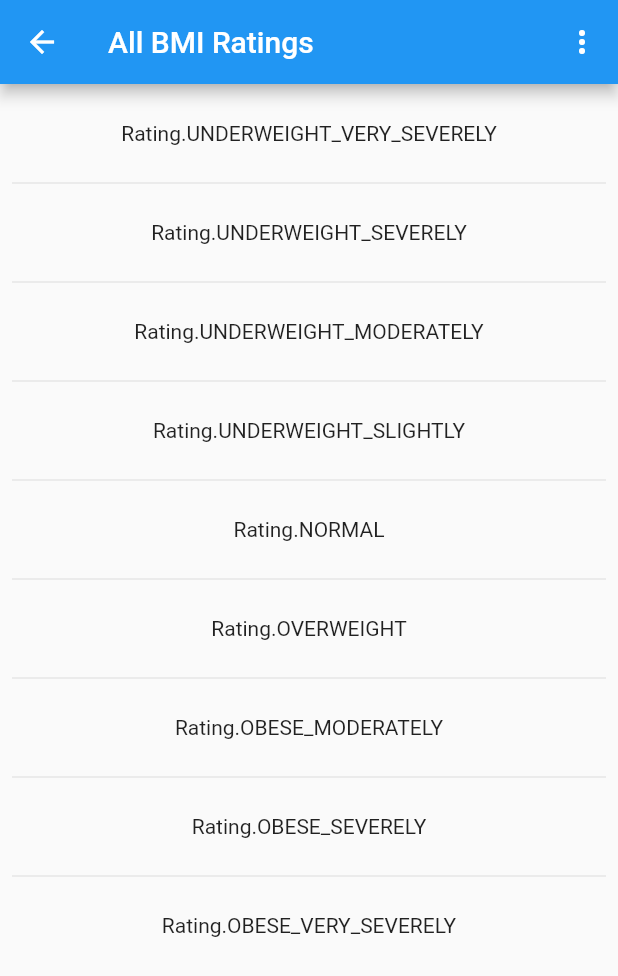
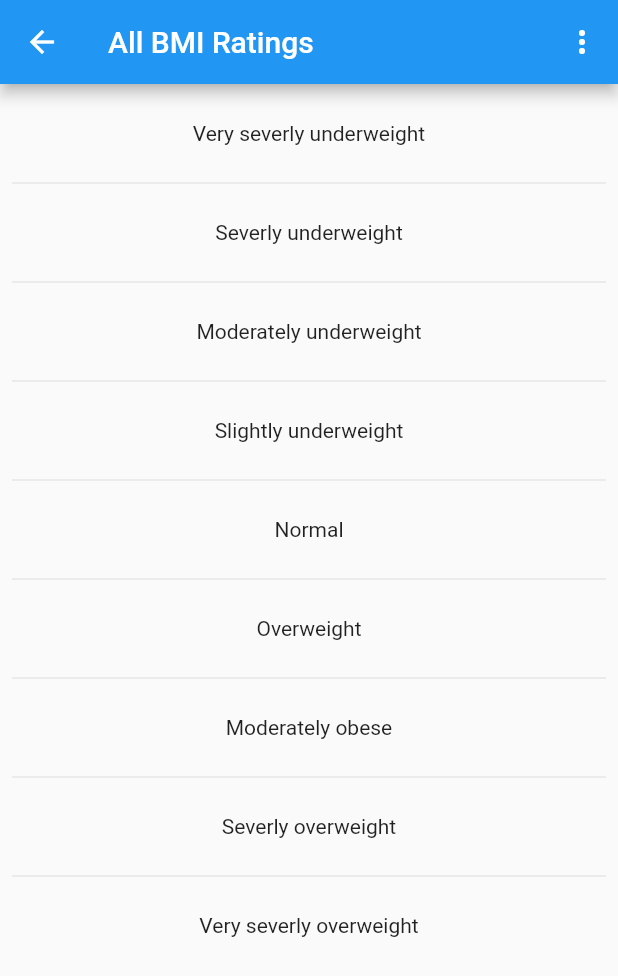
Before and after one commit to luca-hom/bmi, a Flutter app: the BmiRatingLegend screen opened directly, on a phone screen of 412 x 824 dp. Shown: the top 976 px of the screen. Run offline on Flutter 3.47's test engine with Material 2 defaults, Android fonts, the phone set to English and light mode, and no system bars; our stand-ins replace shared_preferences, sqflite, syncfusion_flutter_charts; accounts and stored records are empty; generated files the repository leaves out were written again.

Commit message:
added BMI Rating Localization

```diff
--- a/lib/application/BmiUtil.dart
+++ b/lib/application/BmiUtil.dart
@@ -1,6 +1,7 @@
 import 'dart:core';
 import 'dart:math';
-
+import 'package:flutter/cupertino.dart';
+import 'package:flutter_gen/gen_l10n/app_localizations.dart';
 
 class BmiUtil {
 
@@ -61,8 +62,36 @@ enum Rating {
   final double low;
   final double high;
 
-   static List<Rating> getDescriptions() {
+   static List<Rating> getRatings() {
      return Rating.values;
    }
 
+   static String? getDescription(Rating rating, BuildContext context) {
+     switch (rating) {
+       case UNDERWEIGHT_VERY_SEVERELY: return AppLocalizations.of(context)!.bmi0Description;
+       case UNDERWEIGHT_SEVERELY: return AppLocalizations.of(context)!.bmi1Description;
+       case UNDERWEIGHT_MODERATELY: return AppLocalizations.of(context)!.bmi2Description;
+       case UNDERWEIGHT_SLIGHTLY: return AppLocalizations.of(context)!.bmi3Description;
+       case NORMAL: return AppLocalizations.of(context)!.bmi4Description;
+       case OVERWEIGHT: return AppLocalizations.of(context)!.bmi5Description;
+       case OBESE_MODERATELY: return AppLocalizations.of(context)!.bmi6Description;
+       case OBESE_SEVERELY: return AppLocalizations.of(context)!.bmi7Description;
+       case OBESE_VERY_SEVERELY: return AppLocalizations.of(context)!.bmi8Description;
+     }
+   }
+
+  static String? getTitle(Rating rating, BuildContext context) {
+    switch (rating) {
+      case UNDERWEIGHT_VERY_SEVERELY: return AppLocalizations.of(context)!.bmi0Title;
+      case UNDERWEIGHT_SEVERELY: return AppLocalizations.of(context)!.bmi1Title;
+      case UNDERWEIGHT_MODERATELY: return AppLocalizations.of(context)!.bmi2Title;
+      case UNDERWEIGHT_SLIGHTLY: return AppLocalizations.of(context)!.bmi3Title;
+      case NORMAL: return AppLocalizations.of(context)!.bmi4Title;
+      case OVERWEIGHT: return AppLocalizations.of(context)!.bmi5Title;
+      case OBESE_MODERATELY: return AppLocalizations.of(context)!.bmi6Title;
+      case OBESE_SEVERELY: return AppLocalizations.of(context)!.bmi7Title;
+      case OBESE_VERY_SEVERELY: return AppLocalizations.of(context)!.bmi8Title;
+    }
+  }
+
 }
--- a/lib/presentation/BmiRatingLegend.dart
+++ b/lib/presentation/BmiRatingLegend.dart
@@ -1,18 +1,20 @@
+import 'package:bmi/presentation/BmiRatingDetail.dart';
 import 'package:flutter/material.dart';
+import 'package:flutter_gen/gen_l10n/app_localizations.dart';
 
 import '../application/BmiUtil.dart';
 import 'BaseAppBar.dart';
 
 class BmiRatingLegend extends StatelessWidget {
 
-  final List<Rating> ratings = Rating.getDescriptions();
+  final List<Rating> ratings = Rating.getRatings();
 
   @override
   Widget build(BuildContext context) {
 
     return Scaffold(
       appBar: BaseAppBar(
-        title: Text('All BMI Ratings'),
+        title: Text(AppLocalizations.of(context)!.baseAppBarBMIRatingLegend),
         appBar: AppBar(),
       ),
 
@@ -23,9 +25,11 @@ class BmiRatingLegend extends StatelessWidget {
           return GestureDetector(
             child: Container(
               height: 50,
-              child: Center(child: Text('${ratings[index]}')),
+              child: Center(child: Text(Rating.getTitle(ratings[index], context)!)),
             ),
-            onTap: () => ScaffoldMessenger.of(context).showSnackBar(SnackBar(content: Text(index.toString())))
+            onTap: () => Navigator.push(
+                context,
+                MaterialPageRoute(builder: (context) => BmiRatingDetail(rating: ratings[index])))
           );
           },
         separatorBuilder: (BuildContext context, int index) => const Divider(),
```
Also changed, not shown: lib/l10n/app_de.arb (+24 -1 lines), lib/l10n/app_en.arb (+22 -0 lines), lib/presentation/BmiRatingDetail.dart (added, +38 -0 lines), lib/presentation/BmiResult.dart (+5 -2 lines).
